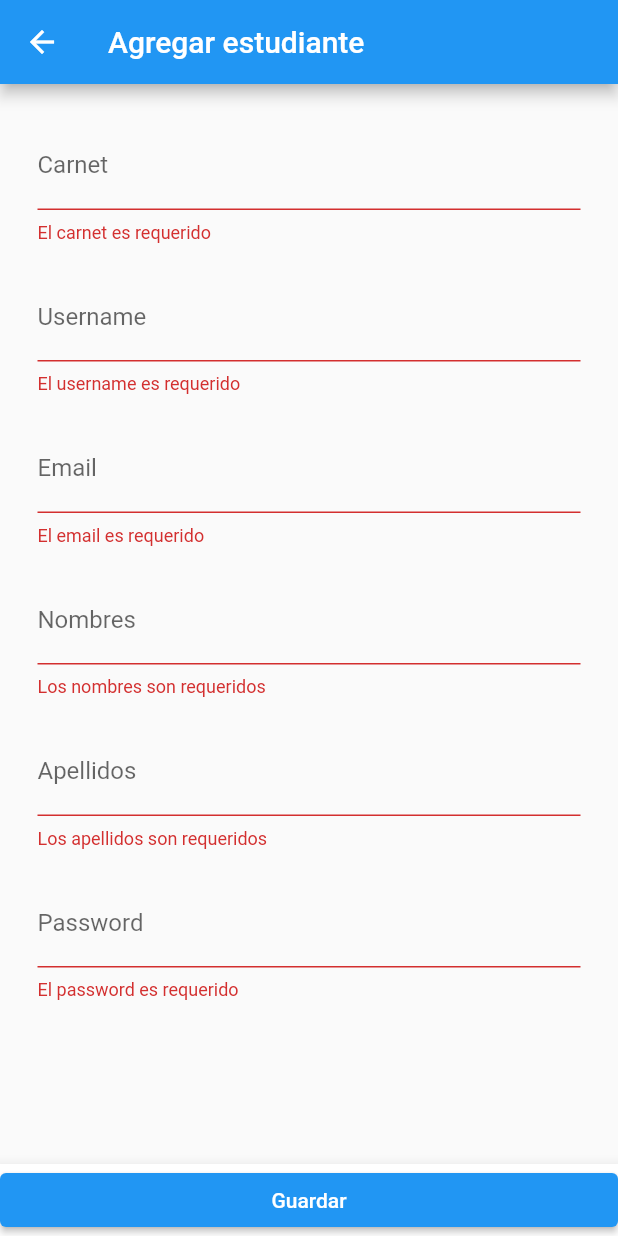
After one commit to AdolfoCunquero/control-asistencia-flutter, a Flutter app: the StudentAddPage screen opened directly, after a tap on "Guardar", on a phone screen of 412 x 824 dp. The commit adds this screen. Run offline on Flutter 3.47's test engine with Material 2 defaults, Android fonts, the phone set to English and light mode, and no system bars; network calls fail.

Commit message:
funcionalidad estudiantes

```diff
--- /dev/null
+++ b/lib/src/models/student_model.dart
@@ -0,0 +1,41 @@
+class Student {
+  final int id;
+  final String username;
+  final String email;
+  final String first_name;
+  final String last_name;
+  final String carnet;
+  final Map<String, dynamic> rol;
+
+  Student({
+    required this.id,
+    required this.username,
+    required this.email,
+    required this.first_name,
+    required this.last_name,
+    required this.carnet,
+    required this.rol
+  });
+
+  factory Student.fromJson(Map<String, dynamic> json) {
+    return Student(
+        id: json['id'],
+        username: json['username'],
+        email: json['email'],
+        first_name: json['first_name'],
+        last_name: json['last_name'],
+        carnet: json['carnet'],
+        rol: json['rol']
+    );
+  }
+
+  Map<String, dynamic> toJson() => {
+    'id': id,
+    'username': username,
+    'email': email,
+    'first_name': first_name,
+    'last_name': last_name,
+    'carnet': carnet,
+    'rol': rol
+  };
+}
--- /dev/null
+++ b/lib/src/pages/students/student_add_page.dart
@@ -0,0 +1,80 @@
+import 'package:control_asistencia/src/pages/students/student_form.dart';
+import 'package:control_asistencia/src/providers/current_user.dart';
+import 'package:flutter/material.dart';
+import 'package:http/http.dart' as http;
+import 'package:control_asistencia/src/env/env.dart' as URL_BASE;
+
+class StudentAddPage extends StatefulWidget {
+
+  @override
+  _StudentAddPageState createState() => _StudentAddPageState();
+}
+
+class _StudentAddPageState extends State<StudentAddPage> {
+
+  final formKey = GlobalKey<FormState>();
+  TextEditingController carnet = new TextEditingController();
+  TextEditingController username = new TextEditingController();
+  TextEditingController email = new TextEditingController();
+  TextEditingController first_name = new TextEditingController();
+  TextEditingController last_name = new TextEditingController();
+  TextEditingController password = new TextEditingController();
+
+  Future _createStudent() async {
+
+    var currentUserProvider = await userProvider.cargarData();
+    final String accessToken = currentUserProvider["access_token"];
+
+    return await http.post(Uri.parse("${URL_BASE.Env.url_base}auth/register/"),
+      body: {
+        "carnet": carnet.text,
+        "username": username.text,
+        "email": email.text,
+        "first_name": first_name.text,
+        "last_name": last_name.text,
+        "password": password.text,
+        "rol":"3"
+      },
+      headers: {
+        "Authorization": accessToken
+      }
+    );
+  }
+
+  void _onConfirm(context) async {
+    await _createStudent();
+    Navigator.of(context).pushNamedAndRemoveUntil('/', (Route<dynamic> route) => false);
+  }
+
+  @override
+  Widget build(BuildContext context) {
+    return Scaffold(
+      appBar: AppBar(
+        title:  Text("Agregar estudiante"),
+      ),
+      bottomNavigationBar: BottomAppBar(
+        child: ElevatedButton(
+          child: Text("Guardar"),
+          onPressed: () {
+            if (formKey.currentState!.validate()) {
+              _onConfirm(context);
+            }
+          },
+        ),
+      ),
+      body: Container(
+        padding: EdgeInsets.all(25),
+        child: StudentForm(
+          formKey: formKey,
+          carnet: carnet,
+          username: username,
+          email: email,
+          first_name: first_name,
+          last_name: last_name,
+          newRow: true,
+          password: password,
+        ),
+      ),
+    );
+  }
+}
--- /dev/null
+++ b/lib/src/pages/students/student_edit_page.dart
@@ -0,0 +1,96 @@
+import 'package:control_asistencia/src/models/student_model.dart';
+import 'package:control_asistencia/src/pages/students/student_form.dart';
+import 'package:control_asistencia/src/providers/current_user.dart';
+import 'package:flutter/cupertino.dart';
+import 'package:flutter/material.dart';
+import 'package:http/http.dart' as http;
+import 'package:control_asistencia/src/env/env.dart' as URL_BASE;
+
+class StudentEditPage extends StatefulWidget {
+
+  final Student student;
+
+  StudentEditPage({required this.student});
+
+  @override
+  _StudentEditPageState createState() => _StudentEditPageState();
+}
+
+class _StudentEditPageState extends State<StudentEditPage> {
+
+  final formKey = GlobalKey<FormState>();
+  TextEditingController carnet = new TextEditingController();
+  TextEditingController username = new TextEditingController();
+  TextEditingController email = new TextEditingController();
+  TextEditingController first_name = new TextEditingController();
+  TextEditingController last_name = new TextEditingController();
+  TextEditingController password = new TextEditingController();
+
+  Future editStudent() async {
+
+    var currentUserProvider = await userProvider.cargarData();
+    final String accessToken = currentUserProvider["access_token"];
+
+    return await http.put(Uri.parse("${URL_BASE.Env.url_base}auth/update/${widget.student.id}/"),
+        body: {
+          "carnet":carnet.text,
+          "email": email.text,
+          "username": username.text,
+          "first_name": first_name.text,
+          "last_name": last_name.text
+        },
+        headers: {
+          "Authorization": accessToken
+        }
+    );
+  }
+
+  void _onConfirm(context) async {
+    await editStudent();
+    Navigator.of(context).pushNamedAndRemoveUntil('/', (Route<dynamic> route) => false);
+  }
+
+  @override
+  void initState() {
+    carnet = TextEditingController(text: widget.student.carnet);
+    username = TextEditingController(text: widget.student.username);
+    email = TextEditingController(text: widget.student.email);
+    first_name = TextEditingController(text: widget.student.first_name);
+    last_name = TextEditingController(text: widget.student.last_name);
+    super.initState();
+  }
+
+
+  @override
+  Widget build(BuildContext context) {
+    return Scaffold(
+      appBar: AppBar(
+          title:Text("Editar estudiante")
+      ),
+      bottomNavigationBar: BottomAppBar(
+        child: ElevatedButton(
+          child: Text('Guardar cambios'),
+          onPressed: () {
+            if (formKey.currentState!.validate()) {
+              _onConfirm(context);
+            } else{
+              print("no valido");
+            }
+          },
+        ),
+      ),
+      body: Container(
+        padding: EdgeInsets.all(25),
+        child: StudentForm(
+          formKey: formKey,
+          carnet: carnet,
+          email: email,
+          username: username,
+          first_name:  first_name,
+          last_name: last_name,
+          newRow: false,
+        ),
+      ),
+    );
+  }
+}
--- /dev/null
+++ b/lib/src/pages/students/student_form.dart
@@ -0,0 +1,127 @@
+import 'package:flutter/material.dart';
+
+class StudentForm extends StatefulWidget {
+  GlobalKey<FormState> formKey = GlobalKey<FormState>();
+  TextEditingController carnet;
+  TextEditingController username;
+  TextEditingController email;
+  TextEditingController first_name;
+  TextEditingController last_name;
+  TextEditingController? password;
+  TextEditingController? id;
+  bool newRow;
+
+  StudentForm({
+    required this.formKey,
+    required this.carnet,
+    required this.email,
+    required this.username,
+    required this.first_name,
+    required this.last_name,
+    required this.newRow,
+    this.password,
+    this.id
+  });
+
+  @override
+  _StudentFormState createState() => _StudentFormState();
+}
+
+class _StudentFormState extends State<StudentForm> {
+
+  @override
+  Widget build(BuildContext context) {
+    return Form(
+      key: widget.formKey,
+      autovalidateMode: AutovalidateMode.disabled,
+      child: ListView(
+        scrollDirection: Axis.vertical,
+        children: <Widget>[
+          TextFormField(
+            controller: widget.carnet,
+            keyboardType: TextInputType.text,
+            decoration: InputDecoration(labelText: 'Carnet'),
+            validator: (String? value){
+              if (value == null || value.isEmpty){
+                return "El carnet es requerido";
+              }
+            },
+          ),
+          Container(
+            padding: EdgeInsets.all(10.0),
+          ),
+          TextFormField(
+            textCapitalization: TextCapitalization.words,
+            controller: widget.username,
+            keyboardType: TextInputType.text,
+            decoration: InputDecoration(labelText: 'Username'),
+            validator: (String? value){
+              if (value == null || value.isEmpty){
+                return "El username es requerido";
+              }
+            },
+          ),
+          Container(
+            padding: EdgeInsets.all(10.0),
+          ),
+          TextFormField(
+            textCapitalization: TextCapitalization.words,
+            controller: widget.email,
+            keyboardType: TextInputType.emailAddress,
+            decoration: InputDecoration(labelText: 'Email'),
+            validator: (String? value){
+              if (value == null || value.isEmpty){
+                return "El email es requerido";
+              }
+            },
+          ),
+          Container(
+            padding: EdgeInsets.all(10.0),
+          ),
+          TextFormField(
+            textCapitalization: TextCapitalization.words,
+            controller: widget.first_name,
+            keyboardType: TextInputType.text,
+            decoration: InputDecoration(labelText: 'Nombres'),
+            validator: (String? value){
+              if (value == null || value.isEmpty){
+                return "Los nombres son requeridos";
+              }
+            },
+          ),
+          Container(
+            padding: EdgeInsets.all(10.0),
+          ),
+          TextFormField(
+            textCapitalization: TextCapitalization.words,
+            controller: widget.last_name,
+            keyboardType: TextInputType.text,
+            decoration: InputDecoration(labelText: 'Apellidos'),
+            validator: (String? value){
+              if (value == null || value.isEmpty){
+                return "Los apellidos son requeridos";
+              }
+            },
+          ),
+          Container(
+            padding: EdgeInsets.all(10.0),
+          ),
+          TextFormField(
+            enabled: widget.newRow,
+            textCapitalization: TextCapitalization.words,
+            controller: widget.password,
+            keyboardType: TextInputType.text,
+            decoration: InputDecoration(labelText: 'Password'),
+            validator: (String? value){
+              if(widget.newRow){
+                if (value == null || value.isEmpty){
+                  return "El password es requerido";
+                }
+              }
+            },
+          ),
+        ],
+      ),
+    );
+  }
+}
--- a/lib/src/router/roter.dart
+++ b/lib/src/router/roter.dart
@@ -3,7 +3,7 @@ import 'package:control_asistencia/src/pages/login_page.dart';
 import 'package:control_asistencia/src/pages/asignation_page.dart';
 import 'package:control_asistencia/src/pages/course/course_page.dart';
 import 'package:control_asistencia/src/pages/section_page.dart';
-import 'package:control_asistencia/src/pages/user_page.dart';
+import 'package:control_asistencia/src/pages/students/student_page.dart';
 import 'package:control_asistencia/src/pages/home_page.dart';
 
 Map<String, WidgetBuilder> getApplicationRoutes(){
--- a/lib/src/utils/icon_string.dart
+++ b/lib/src/utils/icon_string.dart
@@ -4,6 +4,7 @@ final _icons = <String, IconData>{
   'course': Icons.featured_play_list_rounded,
   'section': Icons.widgets,
   'user': Icons.account_circle,
+  'professor': Icons.verified_user,
   'asignation': Icons.article_sharp
 };
 
--- a/pubspec.yaml
+++ b/pubspec.yaml
@@ -50,6 +50,7 @@ flutter:
   # To add assets to your application, add an assets section, like this:
   assets:
     - data/menu.json
+    - data/current_user.json
 
   # An image asset can refer to one or more resolution-specific "variants", see
   # https://flutter.dev/assets-and-images/#resolution-aware.
```
Also changed, not shown: data/current_user.json (added, +9 -0 lines), data/menu.json (+10 -5 lines), lib/src/pages/course/course_add_page.dart (+8 -0 lines), lib/src/pages/course/course_detail_page.dart (+10 -3 lines), lib/src/pages/course/course_edit_page.dart (+7 -0 lines), lib/src/pages/course/course_page.dart (+12 -2 lines), lib/src/pages/students/student_page.dart (added, +96 -0 lines), lib/src/pages/students/students_detail_page.dart (added, +130 -0 lines), lib/src/pages/user_page.dart (deleted, +0 -17 lines), lib/src/providers/current_user.dart (added, +18 -0 lines).
